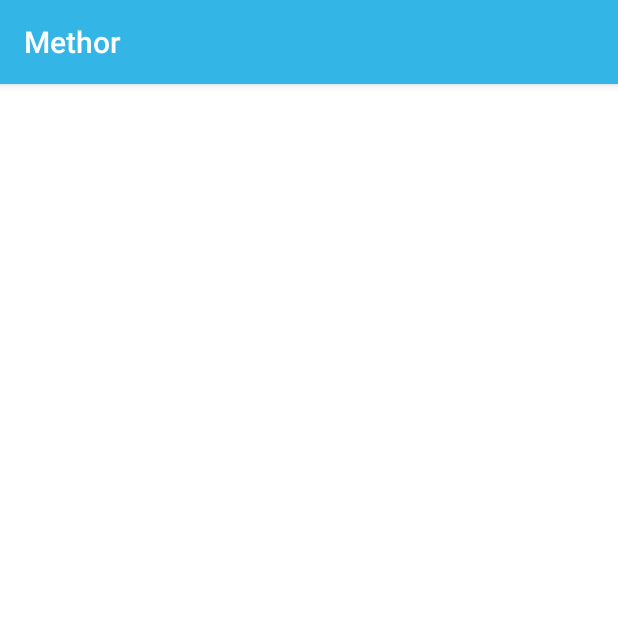
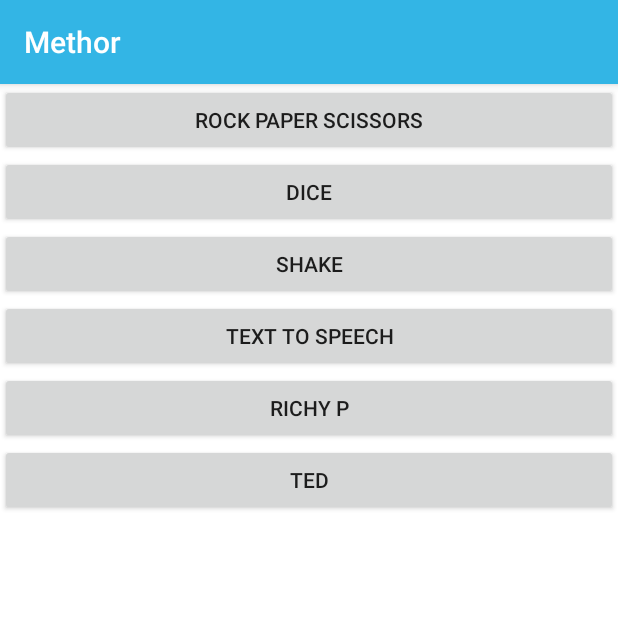
Before and after one commit to lordoscarr/Methor, an Android app: the screen it shows after launch (MainActivity), on a phone screen of 412 x 824 dp, the top half of it. Run offline under Robolectric (Android 15) with nearby library versions, the phone set to English and light mode, and no system bars.

Commit message:
Added forking foundation

```diff
--- a/app/build.gradle
+++ b/app/build.gradle
@@ -23,6 +23,7 @@ dependencies {
     implementation 'com.android.support:appcompat-v7:28.0.0'
     implementation 'com.android.support.constraint:constraint-layout:1.1.3'
     implementation 'com.google.android.gms:play-services-maps:16.0.0'
+    implementation 'com.android.support:support-v4:28.0.0'
     testImplementation 'junit:junit:4.12'
     androidTestImplementation 'com.android.support.test:runner:1.0.2'
     androidTestImplementation 'com.android.support.test.espresso:espresso-core:3.0.2'
--- /dev/null
+++ b/app/src/main/java/methor/se/methor/Activities/MainActivity.java
@@ -0,0 +1,76 @@
+package methor.se.methor.Activities;
+
+import android.app.Fragment;
+import android.content.Intent;
+import android.support.v7.app.AppCompatActivity;
+import android.os.Bundle;
+import android.view.View;
+import android.widget.Button;
+import android.widget.Toast;
+
+import methor.se.methor.Minigames.DiceFragment;
+import methor.se.methor.Minigames.RPSFragment;
+import methor.se.methor.Minigames.RichFragment;
+import methor.se.methor.Minigames.ShakeFragment;
+import methor.se.methor.Minigames.TTSFragment;
+import methor.se.methor.Minigames.TedFragment;
+import methor.se.methor.R;
+
+public class MainActivity extends AppCompatActivity {
+
+    private Button rpsButton;
+    private Button diceButton;
+    private Button richButton;
+    private Button shakeButton;
+    private Button ttsButton;
+    private Button tedButton;
+
+    @Override
+    protected void onCreate(Bundle savedInstanceState) {
+        super.onCreate(savedInstanceState);
+        setContentView(R.layout.activity_main);
+
+        Toast.makeText(this, "METHOR BIIITCHES", Toast.LENGTH_SHORT).show();
+
+        rpsButton = findViewById(R.id.rpsButton);
+        diceButton = findViewById(R.id.diceButton);
+        richButton = findViewById(R.id.richButton);
+        shakeButton = findViewById(R.id.shakeButton);
+        ttsButton = findViewById(R.id.ttsButton);
+        tedButton = findViewById(R.id.tedButton);
+
+        ButtonListener bl = new ButtonListener();
+        rpsButton.setOnClickListener(bl);
+        diceButton.setOnClickListener(bl);
+        richButton.setOnClickListener(bl);
+        shakeButton.setOnClickListener(bl);
+        ttsButton.setOnClickListener(bl);
+        tedButton.setOnClickListener(bl);
+    }
+
+    class ButtonListener implements View.OnClickListener{
+
+        @Override
+        public void onClick(View view) {
+            String id = "";
+            if(view.equals(rpsButton)){
+                id = "RPS";
+            }else if(view.equals(diceButton)){
+                id = "DICE";
+            }else if(view.equals(richButton)){
+                id = "RICH";
+            }else if(view.equals(shakeButton)){
+                id = "SHAKE";
+            }else if(view.equals(ttsButton)){
+                id = "TTS";
+            }else if(view.equals(tedButton)){
+                id = "TED";
+            }
+
+            Intent intent = new Intent(MainActivity.this, MinigameActivity.class);
+            intent.putExtra("FragmentID", id);
+
+            startActivity(intent);
+        }
+    }
+}
--- a/app/src/main/java/methor/se/methor/MainActivity.java
+++ /dev/null
@@ -1,16 +0,0 @@
-package methor.se.methor;
-
-import android.support.v7.app.AppCompatActivity;
-import android.os.Bundle;
-import android.widget.Toast;
-
-public class MainActivity extends AppCompatActivity {
-
-    @Override
-    protected void onCreate(Bundle savedInstanceState) {
-        super.onCreate(savedInstanceState);
-        setContentView(R.layout.activity_main);
-
-        Toast.makeText(this, "METHOR BIIITCHES", Toast.LENGTH_SHORT).show();
-    }
-}
--- a/app/src/main/res/layout/activity_main.xml
+++ b/app/src/main/res/layout/activity_main.xml
@@ -1,9 +1,52 @@
 <?xml version="1.0" encoding="utf-8"?>
-<android.support.constraint.ConstraintLayout xmlns:android="http://schemas.android.com/apk/res/android"
+<FrameLayout xmlns:android="http://schemas.android.com/apk/res/android"
     xmlns:app="http://schemas.android.com/apk/res-auto"
     xmlns:tools="http://schemas.android.com/tools"
     android:layout_width="match_parent"
     android:layout_height="match_parent"
-    tools:context=".MainActivity">
+    tools:context=".Activities.MainActivity">
 
-</android.support.constraint.ConstraintLayout>
+    <LinearLayout
+        android:layout_width="match_parent"
+        android:layout_height="wrap_content"
+        android:orientation="vertical">
+
+        <Button
+            android:layout_width="match_parent"
+            android:layout_height="wrap_content"
+            android:text="Rock Paper Scissors"
+            android:id="@+id/rpsButton"/>
+
+        <Button
+            android:layout_width="match_parent"
+            android:layout_height="wrap_content"
+            android:text="DICE"
+            android:id="@+id/diceButton"/>
+
+        <Button
+            android:layout_width="match_parent"
+            android:layout_height="wrap_content"
+            android:text="SHAKE"
+            android:id="@+id/shakeButton"/>
+
+        <Button
+            android:layout_width="match_parent"
+            android:layout_height="wrap_content"
+            android:text="text to speech"
+            android:id="@+id/ttsButton"/>
+
+        <Button
+            android:layout_width="match_parent"
+            android:layout_height="wrap_content"
+            android:text="richy p"
+            android:id="@+id/richButton"/>
+
+        <Button
+            android:layout_width="match_parent"
+            android:layout_height="wrap_content"
+            android:text="ted"
+            android:id="@+id/tedButton"/>
+
+    </LinearLayout>
+
+</FrameLayout>
--- a/app/src/main/res/values/strings.xml
+++ b/app/src/main/res/values/strings.xml
@@ -1,4 +1,7 @@
 <resources>
     <string name="app_name">Methor</string>
     <string name="title_activity_maps">Map</string>
+
+    <!-- TODO: Remove or change this placeholder text -->
+    <string name="hello_blank_fragment">Hello blank fragment</string>
 </resources>
```
Also changed, not shown: app/src/main/AndroidManifest.xml (+7 -8 lines), app/src/main/java/methor/se/methor/Activities/MinigameActivity.java (added, +57 -0 lines), app/src/main/java/methor/se/methor/Minigames/DiceFragment.java (added, +27 -0 lines), app/src/main/java/methor/se/methor/Minigames/RPSFragment.java (added, +25 -0 lines), app/src/main/java/methor/se/methor/Minigames/RichFragment.java (added, +26 -0 lines), app/src/main/java/methor/se/methor/Minigames/ShakeFragment.java (added, +26 -0 lines), app/src/main/java/methor/se/methor/Minigames/TTSFragment.java (added, +26 -0 lines), app/src/main/java/methor/se/methor/Minigames/TedFragment.java (added, +26 -0 lines), app/src/main/res/layout/activity_minigame.xml (added, +14 -0 lines), app/src/main/res/layout/fragment_dice.xml (added, +14 -0 lines), app/src/main/res/layout/fragment_rich.xml (added, +14 -0 lines), app/src/main/res/layout/fragment_rps.xml (added, +14 -0 lines), app/src/main/res/layout/fragment_shake.xml (added, +14 -0 lines), app/src/main/res/layout/fragment_ted.xml (added, +14 -0 lines), 1 more files.
